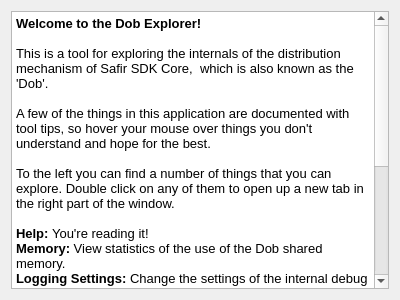
SafirSDK/safir-sdk-core, file src/dose/dose_dobexplorer.ss/src/About.ui: the form before one commit.
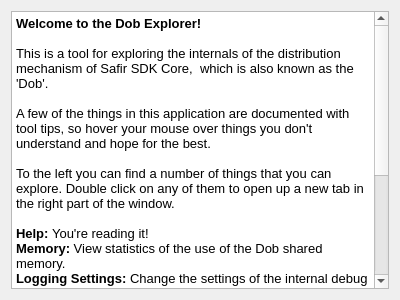
The form after the commit.

Commit message: remove dose_com deps from dobexplorer

```diff
--- a/src/dose/dose_dobexplorer.ss/src/About.ui
+++ b/src/dose/dose_dobexplorer.ss/src/About.ui
@@ -23,23 +23,22 @@
       <string>&lt;!DOCTYPE HTML PUBLIC &quot;-//W3C//DTD HTML 4.0//EN&quot; &quot;http://www.w3.org/TR/REC-html40/strict.dtd&quot;&gt;
 &lt;html&gt;&lt;head&gt;&lt;meta name=&quot;qrichtext&quot; content=&quot;1&quot; /&gt;&lt;style type=&quot;text/css&quot;&gt;
 p, li { white-space: pre-wrap; }
-&lt;/style&gt;&lt;/head&gt;&lt;body style=&quot; font-family:'Sans'; font-size:10pt; font-weight:400; font-style:normal;&quot;&gt;
-&lt;p style=&quot; margin-top:0px; margin-bottom:0px; margin-left:0px; margin-right:0px; -qt-block-indent:0; text-indent:0px;&quot;&gt;&lt;span style=&quot; font-weight:600;&quot;&gt;Welcome to the Dob Explorer!&lt;/span&gt;&lt;/p&gt;
-&lt;p style=&quot;-qt-paragraph-type:empty; margin-top:0px; margin-bottom:0px; margin-left:0px; margin-right:0px; -qt-block-indent:0; text-indent:0px; font-weight:600;&quot;&gt;&lt;br /&gt;&lt;/p&gt;
-&lt;p style=&quot; margin-top:0px; margin-bottom:0px; margin-left:0px; margin-right:0px; -qt-block-indent:0; text-indent:0px;&quot;&gt;This is a tool for exploring the internals of the distribution mechanism of Safir SDK Core,  which is also known as the 'Dob'.&lt;/p&gt;
-&lt;p style=&quot;-qt-paragraph-type:empty; margin-top:0px; margin-bottom:0px; margin-left:0px; margin-right:0px; -qt-block-indent:0; text-indent:0px;&quot;&gt;&lt;br /&gt;&lt;/p&gt;
-&lt;p style=&quot; margin-top:0px; margin-bottom:0px; margin-left:0px; margin-right:0px; -qt-block-indent:0; text-indent:0px;&quot;&gt;A few of the things in this application are documented with tool tips, so hover your mouse over things you don't understand and hope for the best.&lt;/p&gt;
-&lt;p style=&quot;-qt-paragraph-type:empty; margin-top:0px; margin-bottom:0px; margin-left:0px; margin-right:0px; -qt-block-indent:0; text-indent:0px;&quot;&gt;&lt;br /&gt;&lt;/p&gt;
-&lt;p style=&quot; margin-top:0px; margin-bottom:0px; margin-left:0px; margin-right:0px; -qt-block-indent:0; text-indent:0px;&quot;&gt;To the left you can find a number of things that you can explore. Double click on any of them to open up a new tab in the right part of the window.&lt;/p&gt;
-&lt;p style=&quot;-qt-paragraph-type:empty; margin-top:0px; margin-bottom:0px; margin-left:0px; margin-right:0px; -qt-block-indent:0; text-indent:0px;&quot;&gt;&lt;br /&gt;&lt;/p&gt;
-&lt;p style=&quot; margin-top:0px; margin-bottom:0px; margin-left:0px; margin-right:0px; -qt-block-indent:0; text-indent:0px;&quot;&gt;&lt;span style=&quot; font-weight:600;&quot;&gt;Help: &lt;/span&gt;You're reading it!&lt;/p&gt;
-&lt;p style=&quot; margin-top:0px; margin-bottom:0px; margin-left:0px; margin-right:0px; -qt-block-indent:0; text-indent:0px;&quot;&gt;&lt;span style=&quot; font-weight:600;&quot;&gt;Memory: &lt;/span&gt;View statistics of the use of the Dob shared memory.&lt;/p&gt;
-&lt;p style=&quot; margin-top:0px; margin-bottom:0px; margin-left:0px; margin-right:0px; -qt-block-indent:0; text-indent:0px;&quot;&gt;&lt;span style=&quot; font-weight:600;&quot;&gt;Logging Settings: &lt;/span&gt;Change the settings of the internal debug logging mechanism.&lt;/p&gt;
-&lt;p style=&quot; margin-top:0px; margin-bottom:0px; margin-left:0px; margin-right:0px; -qt-block-indent:0; text-indent:0px;&quot;&gt;&lt;span style=&quot; font-weight:600;&quot;&gt;Connections: &lt;/span&gt;View information about message and request queues for each local connection on the node. All connections will appear under this item if you expand it (i.e. double click on 'Connections').&lt;/p&gt;
-&lt;p style=&quot; margin-top:0px; margin-bottom:0px; margin-left:0px; margin-right:0px; -qt-block-indent:0; text-indent:0px;&quot;&gt;&lt;span style=&quot; font-weight:600;&quot;&gt;Entities: &lt;/span&gt;View internal low level information about the actual entity states that exist in the shared memory on this node. This will display a lot of details and technical information that is not normally visible to applications, and is quite useful when debugging the Dob. &lt;/p&gt;
-&lt;p style=&quot; margin-top:0px; margin-bottom:0px; margin-left:0px; margin-right:0px; -qt-block-indent:0; text-indent:0px;&quot;&gt;&lt;span style=&quot; font-weight:600;&quot;&gt;Node Statuses: &lt;/span&gt;Show information about the state that this node believes other nodes to be in.&lt;/p&gt;
-&lt;p style=&quot; margin-top:0px; margin-bottom:0px; margin-left:0px; margin-right:0px; -qt-block-indent:0; text-indent:0px;&quot;&gt;&lt;span style=&quot; font-weight:600;&quot;&gt;DoseCom Info: &lt;/span&gt;Show internal dose_com statistics.&lt;/p&gt;
-&lt;p style=&quot; margin-top:0px; margin-bottom:0px; margin-left:0px; margin-right:0px; -qt-block-indent:0; text-indent:0px;&quot;&gt;&lt;span style=&quot; font-weight:600;&quot;&gt;Remote Connections: &lt;/span&gt;Show connections on other nodes.&lt;/p&gt;&lt;/body&gt;&lt;/html&gt;</string>
+&lt;/style&gt;&lt;/head&gt;&lt;body style=&quot; font-family:'Sans Serif'; font-size:9pt; font-weight:400; font-style:normal;&quot;&gt;
+&lt;p style=&quot; margin-top:0px; margin-bottom:0px; margin-left:0px; margin-right:0px; -qt-block-indent:0; text-indent:0px;&quot;&gt;&lt;span style=&quot; font-family:'Sans'; font-size:10pt; font-weight:600;&quot;&gt;Welcome to the Dob Explorer!&lt;/span&gt;&lt;/p&gt;
+&lt;p style=&quot;-qt-paragraph-type:empty; margin-top:0px; margin-bottom:0px; margin-left:0px; margin-right:0px; -qt-block-indent:0; text-indent:0px; font-family:'Sans'; font-size:10pt; font-weight:600;&quot;&gt;&lt;br /&gt;&lt;/p&gt;
+&lt;p style=&quot; margin-top:0px; margin-bottom:0px; margin-left:0px; margin-right:0px; -qt-block-indent:0; text-indent:0px;&quot;&gt;&lt;span style=&quot; font-family:'Sans'; font-size:10pt;&quot;&gt;This is a tool for exploring the internals of the distribution mechanism of Safir SDK Core,  which is also known as the 'Dob'.&lt;/span&gt;&lt;/p&gt;
+&lt;p style=&quot;-qt-paragraph-type:empty; margin-top:0px; margin-bottom:0px; margin-left:0px; margin-right:0px; -qt-block-indent:0; text-indent:0px; font-family:'Sans'; font-size:10pt;&quot;&gt;&lt;br /&gt;&lt;/p&gt;
+&lt;p style=&quot; margin-top:0px; margin-bottom:0px; margin-left:0px; margin-right:0px; -qt-block-indent:0; text-indent:0px;&quot;&gt;&lt;span style=&quot; font-family:'Sans'; font-size:10pt;&quot;&gt;A few of the things in this application are documented with tool tips, so hover your mouse over things you don't understand and hope for the best.&lt;/span&gt;&lt;/p&gt;
+&lt;p style=&quot;-qt-paragraph-type:empty; margin-top:0px; margin-bottom:0px; margin-left:0px; margin-right:0px; -qt-block-indent:0; text-indent:0px; font-family:'Sans'; font-size:10pt;&quot;&gt;&lt;br /&gt;&lt;/p&gt;
+&lt;p style=&quot; margin-top:0px; margin-bottom:0px; margin-left:0px; margin-right:0px; -qt-block-indent:0; text-indent:0px;&quot;&gt;&lt;span style=&quot; font-family:'Sans'; font-size:10pt;&quot;&gt;To the left you can find a number of things that you can explore. Double click on any of them to open up a new tab in the right part of the window.&lt;/span&gt;&lt;/p&gt;
+&lt;p style=&quot;-qt-paragraph-type:empty; margin-top:0px; margin-bottom:0px; margin-left:0px; margin-right:0px; -qt-block-indent:0; text-indent:0px; font-family:'Sans'; font-size:10pt;&quot;&gt;&lt;br /&gt;&lt;/p&gt;
+&lt;p style=&quot; margin-top:0px; margin-bottom:0px; margin-left:0px; margin-right:0px; -qt-block-indent:0; text-indent:0px;&quot;&gt;&lt;span style=&quot; font-family:'Sans'; font-size:10pt; font-weight:600;&quot;&gt;Help: &lt;/span&gt;&lt;span style=&quot; font-family:'Sans'; font-size:10pt;&quot;&gt;You're reading it!&lt;/span&gt;&lt;/p&gt;
+&lt;p style=&quot; margin-top:0px; margin-bottom:0px; margin-left:0px; margin-right:0px; -qt-block-indent:0; text-indent:0px;&quot;&gt;&lt;span style=&quot; font-family:'Sans'; font-size:10pt; font-weight:600;&quot;&gt;Memory: &lt;/span&gt;&lt;span style=&quot; font-family:'Sans'; font-size:10pt;&quot;&gt;View statistics of the use of the Dob shared memory.&lt;/span&gt;&lt;/p&gt;
+&lt;p style=&quot; margin-top:0px; margin-bottom:0px; margin-left:0px; margin-right:0px; -qt-block-indent:0; text-indent:0px;&quot;&gt;&lt;span style=&quot; font-family:'Sans'; font-size:10pt; font-weight:600;&quot;&gt;Logging Settings: &lt;/span&gt;&lt;span style=&quot; font-family:'Sans'; font-size:10pt;&quot;&gt;Change the settings of the internal debug logging mechanism.&lt;/span&gt;&lt;/p&gt;
+&lt;p style=&quot; margin-top:0px; margin-bottom:0px; margin-left:0px; margin-right:0px; -qt-block-indent:0; text-indent:0px;&quot;&gt;&lt;span style=&quot; font-family:'Sans'; font-size:10pt; font-weight:600;&quot;&gt;Connections: &lt;/span&gt;&lt;span style=&quot; font-family:'Sans'; font-size:10pt;&quot;&gt;View information about message and request queues for each local connection on the node. All connections will appear under this item if you expand it (i.e. double click on 'Connections').&lt;/span&gt;&lt;/p&gt;
+&lt;p style=&quot; margin-top:0px; margin-bottom:0px; margin-left:0px; margin-right:0px; -qt-block-indent:0; text-indent:0px;&quot;&gt;&lt;span style=&quot; font-family:'Sans'; font-size:10pt; font-weight:600;&quot;&gt;Entities: &lt;/span&gt;&lt;span style=&quot; font-family:'Sans'; font-size:10pt;&quot;&gt;View internal low level information about the actual entity states that exist in the shared memory on this node. This will display a lot of details and technical information that is not normally visible to applications, and is quite useful when debugging the Dob. &lt;/span&gt;&lt;/p&gt;
+&lt;p style=&quot; margin-top:0px; margin-bottom:0px; margin-left:0px; margin-right:0px; -qt-block-indent:0; text-indent:0px;&quot;&gt;&lt;span style=&quot; font-family:'Sans'; font-size:10pt; font-weight:600;&quot;&gt;Remote Connections: &lt;/span&gt;&lt;span style=&quot; font-family:'Sans'; font-size:10pt;&quot;&gt;Show connections on other nodes.&lt;/span&gt;&lt;/p&gt;
+&lt;p style=&quot; margin-top:0px; margin-bottom:0px; margin-left:0px; margin-right:0px; -qt-block-indent:0; text-indent:0px;&quot;&gt;&lt;span style=&quot; font-family:'Sans'; font-size:10pt; font-weight:600;&quot;&gt;TODO: &lt;/span&gt;&lt;span style=&quot; font-family:'Sans'; font-size:10pt;&quot;&gt;write about stewart things&lt;/span&gt;&lt;/p&gt;&lt;/body&gt;&lt;/html&gt;</string>
      </property>
     </widget>
    </item>
```
The commit also changes 11 other files.
